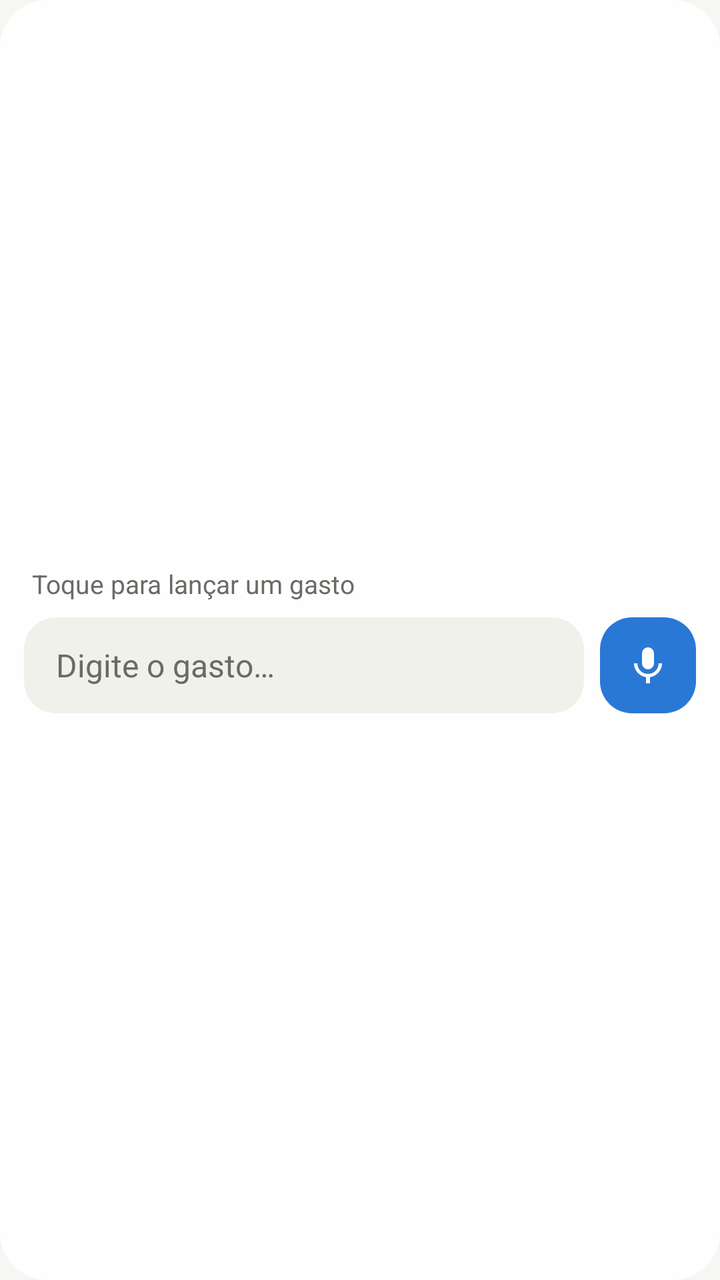
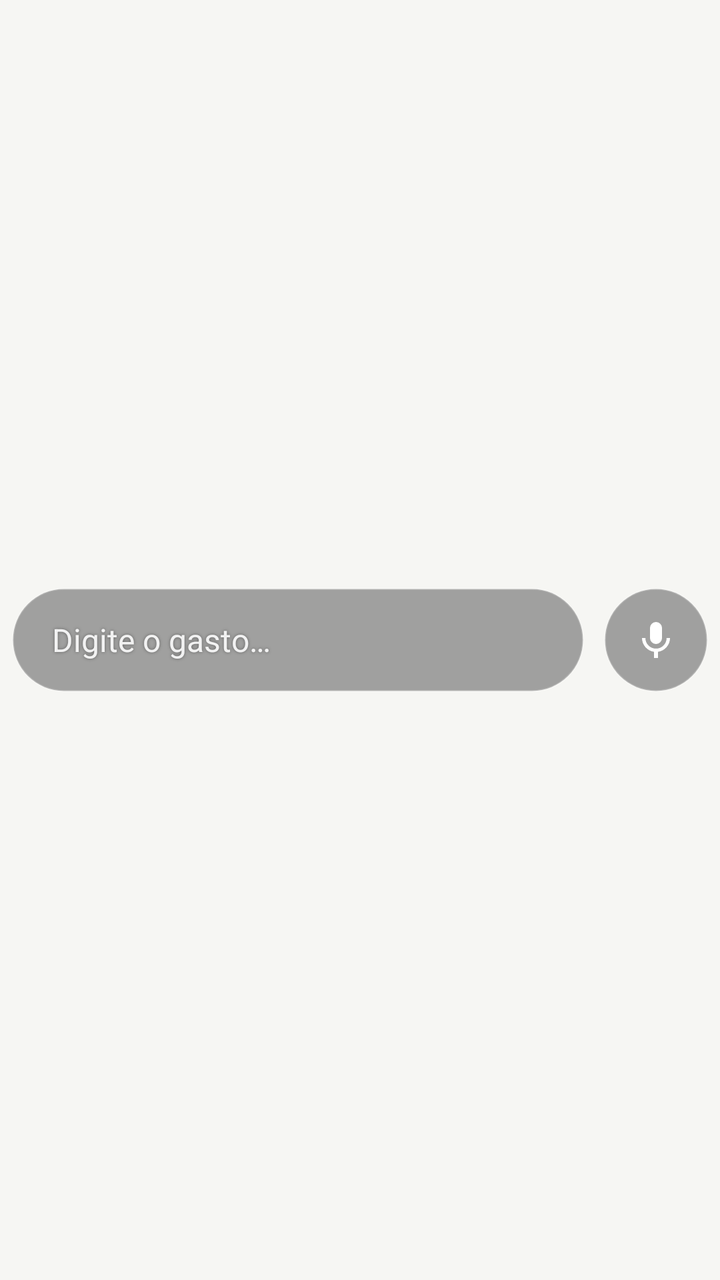

Screens rendered from an Android XML layout before and after an edit, with the pre-edit source and the edit as a unified diff.
<!-- AndroidManifest.xml: application theme AppTheme -->
<!-- res/layout/widget.xml -->
<?xml version="1.0" encoding="utf-8"?>
<LinearLayout xmlns:android="http://schemas.android.com/apk/res/android"
    android:id="@+id/raiz"
    android:layout_width="match_parent"
    android:layout_height="match_parent"
    android:orientation="vertical"
    android:gravity="center_vertical"
    android:background="@drawable/widget_bg"
    android:padding="12dp">

    <TextView
        android:id="@+id/resumo"
        android:layout_width="match_parent"
        android:layout_height="wrap_content"
        android:layout_marginStart="4dp"
        android:layout_marginBottom="8dp"
        android:text="@string/widget_resumo"
        android:textColor="@color/widget_texto2"
        android:textSize="13sp"
        android:maxLines="1"
        android:ellipsize="end" />

    <LinearLayout
        android:layout_width="match_parent"
        android:layout_height="48dp"
        android:orientation="horizontal">

        <TextView
            android:id="@+id/campo"
            android:layout_width="0dp"
            android:layout_height="match_parent"
            android:layout_weight="1"
            android:background="@drawable/widget_campo"
            android:gravity="center_vertical"
            android:paddingStart="16dp"
            android:paddingEnd="12dp"
            android:text="@string/widget_campo"
            android:textColor="@color/widget_texto2"
            android:textSize="16sp"
            android:maxLines="1" />

        <ImageView
            android:id="@+id/mic"
            android:layout_width="48dp"
            android:layout_height="48dp"
            android:layout_marginStart="8dp"
            android:background="@drawable/widget_botao"
            android:contentDescription="@string/falar"
            android:padding="12dp"
            android:src="@drawable/ic_mic" />
    </LinearLayout>
</LinearLayout>
<!-- resources referenced by this layout -->
<resources>
  <color name="widget_texto2">#6b6a65</color>
  <!-- drawable ic_mic (drawable) -->
  <?xml version="1.0" encoding="utf-8"?>
  <vector xmlns:android="http://schemas.android.com/apk/res/android"
      android:width="24dp" android:height="24dp" android:viewportWidth="24" android:viewportHeight="24">
      <path android:fillColor="#FFFFFFFF" android:pathData="M12,14a3,3 0,0 0,3 -3V6a3,3 0,0 0,-6 0v5a3,3 0,0 0,3 3z" />
      <path android:fillColor="#FFFFFFFF" android:pathData="M17.3,11a5.3,5.3 0,0 1,-10.6 0H5a7,7 0,0 0,6 6.9V21h2v-3.1A7,7 0,0 0,19 11h-1.7z" />
  </vector>
  <!-- drawable widget_bg (drawable) -->
  <?xml version="1.0" encoding="utf-8"?>
  <shape xmlns:android="http://schemas.android.com/apk/res/android" android:shape="rectangle">
      <solid android:color="@color/widget_fundo" />
      <corners android:radius="24dp" />
  </shape>
  <!-- drawable widget_botao (drawable) -->
  <?xml version="1.0" encoding="utf-8"?>
  <shape xmlns:android="http://schemas.android.com/apk/res/android" android:shape="rectangle">
      <solid android:color="@color/acento" />
      <corners android:radius="16dp" />
  </shape>
  <!-- drawable widget_campo (drawable) -->
  <?xml version="1.0" encoding="utf-8"?>
  <shape xmlns:android="http://schemas.android.com/apk/res/android" android:shape="rectangle">
      <solid android:color="@color/widget_campo" />
      <corners android:radius="16dp" />
  </shape>
  <string name="falar">Falar o gasto</string>
  <string name="widget_campo">Digite o gasto…</string>
  <string name="widget_resumo">Toque para lançar um gasto</string>
  <style name="AppTheme" parent="android:Theme.Material.Light.NoActionBar">
          <item name="android:windowBackground">@color/fundo</item>
          <item name="android:statusBarColor">@color/fundo</item>
          <item name="android:navigationBarColor">@color/fundo</item>
          <item name="android:windowLightStatusBar">true</item>
          <item name="android:windowLightNavigationBar">true</item>
          <item name="android:colorAccent">@color/acento</item>
      </style>
  <color name="widget_fundo">#F2FFFFFF</color>
  <color name="acento">#2a78d6</color>
  <color name="widget_campo">#FFF1F1EC</color>
  <color name="fundo">#f6f6f3</color>
</resources>

<!-- the commit's change to res/layout/widget.xml (unified diff, before → after) -->
@@ -3,50 +3,33 @@
     android:id="@+id/raiz"
     android:layout_width="match_parent"
     android:layout_height="match_parent"
-    android:orientation="vertical"
+    android:orientation="horizontal"
     android:gravity="center_vertical"
-    android:background="@drawable/widget_bg"
-    android:padding="12dp">
+    android:padding="6dp">
 
     <TextView
-        android:id="@+id/resumo"
-        android:layout_width="match_parent"
-        android:layout_height="wrap_content"
-        android:layout_marginStart="4dp"
-        android:layout_marginBottom="8dp"
-        android:text="@string/widget_resumo"
-        android:textColor="@color/widget_texto2"
-        android:textSize="13sp"
-        android:maxLines="1"
-        android:ellipsize="end" />
+        android:id="@+id/campo"
+        android:layout_width="0dp"
+        android:layout_height="52dp"
+        android:layout_weight="1"
+        android:background="@drawable/widget_campo"
+        android:gravity="center_vertical"
+        android:paddingStart="20dp"
+        android:paddingEnd="12dp"
+        android:text="@string/widget_campo"
+        android:textColor="#E6FFFFFF"
+        android:textSize="16sp"
+        android:shadowColor="#66000000"
+        android:shadowRadius="4"
+        android:maxLines="1" />
 
-    <LinearLayout
-        android:layout_width="match_parent"
-        android:layout_height="48dp"
-        android:orientation="horizontal">
-
-        <TextView
-            android:id="@+id/campo"
-            android:layout_width="0dp"
-            android:layout_height="match_parent"
-            android:layout_weight="1"
-            android:background="@drawable/widget_campo"
-            android:gravity="center_vertical"
-            android:paddingStart="16dp"
-            android:paddingEnd="12dp"
-            android:text="@string/widget_campo"
-            android:textColor="@color/widget_texto2"
-            android:textSize="16sp"
-            android:maxLines="1" />
-
-        <ImageView
-            android:id="@+id/mic"
-            android:layout_width="48dp"
-            android:layout_height="48dp"
-            android:layout_marginStart="8dp"
-            android:background="@drawable/widget_botao"
-            android:contentDescription="@string/falar"
-            android:padding="12dp"
-            android:src="@drawable/ic_mic" />
-    </LinearLayout>
+    <ImageView
+        android:id="@+id/mic"
+        android:layout_width="52dp"
+        android:layout_height="52dp"
+        android:layout_marginStart="10dp"
+        android:background="@drawable/widget_botao"
+        android:contentDescription="@string/falar"
+        android:padding="14dp"
+        android:src="@drawable/ic_mic" />
 </LinearLayout>
<!-- resource entries referenced after the edit -->
@@ -1,6 +1,5 @@
 <!-- resources referenced by this layout -->
 <resources>
-  <color name="widget_texto2">#6b6a65</color>
   <!-- drawable ic_mic (drawable) -->
   <?xml version="1.0" encoding="utf-8"?>
   <vector xmlns:android="http://schemas.android.com/apk/res/android"
@@ -8,27 +7,21 @@
       <path android:fillColor="#FFFFFFFF" android:pathData="M12,14a3,3 0,0 0,3 -3V6a3,3 0,0 0,-6 0v5a3,3 0,0 0,3 3z" />
       <path android:fillColor="#FFFFFFFF" android:pathData="M17.3,11a5.3,5.3 0,0 1,-10.6 0H5a7,7 0,0 0,6 6.9V21h2v-3.1A7,7 0,0 0,19 11h-1.7z" />
   </vector>
-  <!-- drawable widget_bg (drawable) -->
-  <?xml version="1.0" encoding="utf-8"?>
-  <shape xmlns:android="http://schemas.android.com/apk/res/android" android:shape="rectangle">
-      <solid android:color="@color/widget_fundo" />
-      <corners android:radius="24dp" />
-  </shape>
   <!-- drawable widget_botao (drawable) -->
   <?xml version="1.0" encoding="utf-8"?>
-  <shape xmlns:android="http://schemas.android.com/apk/res/android" android:shape="rectangle">
-      <solid android:color="@color/acento" />
-      <corners android:radius="16dp" />
+  <shape xmlns:android="http://schemas.android.com/apk/res/android" android:shape="oval">
+      <solid android:color="#59000000" />
+      <stroke android:width="1dp" android:color="#33FFFFFF" />
   </shape>
   <!-- drawable widget_campo (drawable) -->
   <?xml version="1.0" encoding="utf-8"?>
   <shape xmlns:android="http://schemas.android.com/apk/res/android" android:shape="rectangle">
-      <solid android:color="@color/widget_campo" />
-      <corners android:radius="16dp" />
+      <solid android:color="#59000000" />
+      <stroke android:width="1dp" android:color="#33FFFFFF" />
+      <corners android:radius="26dp" />
   </shape>
   <string name="falar">Falar o gasto</string>
   <string name="widget_campo">Digite o gasto…</string>
-  <string name="widget_resumo">Toque para lançar um gasto</string>
   <style name="AppTheme" parent="android:Theme.Material.Light.NoActionBar">
           <item name="android:windowBackground">@color/fundo</item>
           <item name="android:statusBarColor">@color/fundo</item>
@@ -37,9 +30,7 @@
           <item name="android:windowLightNavigationBar">true</item>
           <item name="android:colorAccent">@color/acento</item>
       </style>
-  <color name="widget_fundo">#F2FFFFFF</color>
   <color name="acento">#2a78d6</color>
-  <color name="widget_campo">#FFF1F1EC</color>
   <color name="fundo">#f6f6f3</color>
 </resources>
 
